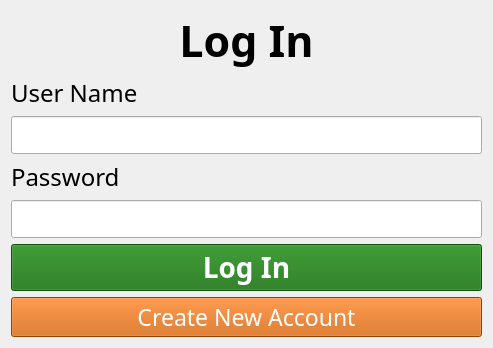
Old version of the form login.ui in the repository suvashsumon/Patient-Database-Management-System.
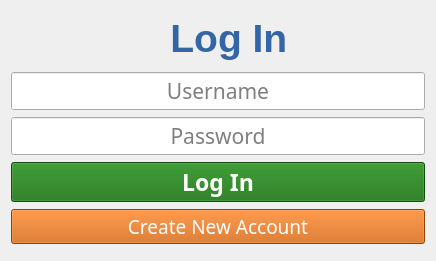
New version of the form. Icons and pictures are not drawn.

Commit message: login page redesigned, dashboard designed and icons added

Patch:
```diff
--- a/login.ui
+++ b/login.ui
@@ -6,8 +6,8 @@
    <rect>
     <x>0</x>
     <y>0</y>
-    <width>493</width>
-    <height>306</height>
+    <width>436</width>
+    <height>261</height>
    </rect>
   </property>
   <property name="windowTitle">
@@ -15,36 +15,32 @@
   </property>
   <layout class="QVBoxLayout" name="verticalLayout">
    <item>
-    <widget class="QLabel" name="label">
+    <widget class="QPushButton" name="pushButton">
      <property name="font">
       <font>
-       <family>Sans Serif</family>
-       <pointsize>32</pointsize>
+       <pointsize>29</pointsize>
        <weight>75</weight>
        <bold>true</bold>
       </font>
      </property>
      <property name="styleSheet">
-      <string notr="true">text-align : center;</string>
+      <string notr="true">color: rgb(52, 101, 164);</string>
      </property>
      <property name="text">
-      <string>Log In</string>
+      <string>  Log In</string>
      </property>
-     <property name="alignment">
-      <set>Qt::AlignCenter</set>
+     <property name="icon">
+      <iconset>
+       <normaloff>icons/account.png</normaloff>icons/account.png</iconset>
      </property>
-    </widget>
-   </item>
-   <item>
-    <widget class="QLabel" name="label_2">
-     <property name="font">
-      <font>
-       <family>Sans Serif</family>
-       <pointsize>18</pointsize>
-      </font>
+     <property name="iconSize">
+      <size>
+       <width>50</width>
+       <height>50</height>
+      </size>
      </property>
-     <property name="text">
-      <string>User Name</string>
+     <property name="flat">
+      <bool>true</bool>
      </property>
     </widget>
    </item>
@@ -56,18 +52,11 @@
        <pointsize>16</pointsize>
       </font>
      </property>
-    </widget>
-   </item>
-   <item>
-    <widget class="QLabel" name="label_3">
-     <property name="font">
-      <font>
-       <family>Sans Serif</family>
-       <pointsize>18</pointsize>
-      </font>
+     <property name="alignment">
+      <set>Qt::AlignCenter</set>
      </property>
-     <property name="text">
-      <string>Password</string>
+     <property name="placeholderText">
+      <string>Username</string>
      </property>
     </widget>
    </item>
@@ -79,6 +68,15 @@
        <pointsize>16</pointsize>
       </font>
      </property>
+     <property name="echoMode">
+      <enum>QLineEdit::Password</enum>
+     </property>
+     <property name="alignment">
+      <set>Qt::AlignCenter</set>
+     </property>
+     <property name="placeholderText">
+      <string>Password</string>
+     </property>
     </widget>
    </item>
    <item>
@@ -86,7 +84,7 @@
      <property name="font">
       <font>
        <family>Sans Serif</family>
-       <pointsize>21</pointsize>
+       <pointsize>17</pointsize>
        <weight>75</weight>
        <bold>true</bold>
       </font>
@@ -105,7 +103,7 @@
      <property name="font">
       <font>
        <family>Sans Serif</family>
-       <pointsize>17</pointsize>
+       <pointsize>14</pointsize>
       </font>
      </property>
      <property name="styleSheet">
```
The commit also changes 27 other files.
